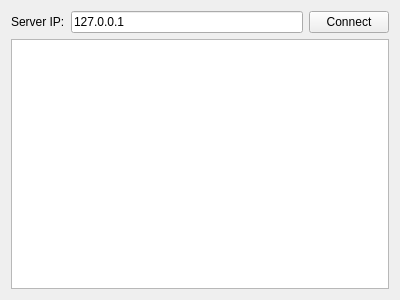
Qt form Src/ClientUI.ui (LX050724/LabelingMachine) before a commit.
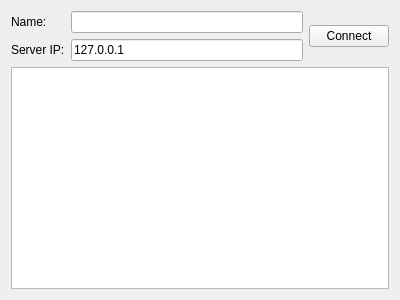
The same form after that commit.

```diff
--- a/Src/ClientUI.ui
+++ b/Src/ClientUI.ui
@@ -19,41 +19,37 @@
         <property name="windowTitle">
             <string>Client</string>
         </property>
-        <layout class="QGridLayout" name="gridLayout">
-            <item row="1" column="0">
-                <widget class="QTextBrowser" name="textBrowser">
-                    <property name="markdown">
-                        <string/>
-                    </property>
-                    <property name="html">
-                        <string>&lt;!DOCTYPE HTML PUBLIC &quot;-//W3C//DTD HTML 4.0//EN&quot; &quot;http://www.w3.org/TR/REC-html40/strict.dtd&quot;&gt;
-                            &lt;html&gt;&lt;head&gt;&lt;meta name=&quot;qrichtext&quot; content=&quot;1&quot; /&gt;&lt;style
-                            type=&quot;text/css&quot;&gt;
-                            p, li { white-space: pre-wrap; }
-                            &lt;/style&gt;&lt;/head&gt;&lt;body style=&quot; font-family:'Ubuntu'; font-size:11pt;
-                            font-weight:400; font-style:normal;&quot;&gt;
-                            &lt;p style=&quot;-qt-paragraph-type:empty; margin-top:0px; margin-bottom:0px;
-                            margin-left:0px; margin-right:0px; -qt-block-indent:0; text-indent:0px;&quot;&gt;&lt;br /&gt;&lt;/p&gt;&lt;/body&gt;&lt;/html&gt;
-                        </string>
-                    </property>
-                </widget>
-            </item>
+  <layout class="QGridLayout" name="gridLayout_2">
             <item row="0" column="0">
                 <layout class="QHBoxLayout" name="horizontalLayout">
                     <item>
+      <layout class="QGridLayout" name="gridLayout">
+       <item row="0" column="0">
+        <widget class="QLabel" name="label_2">
+         <property name="text">
+          <string>Name:</string>
+         </property>
+        </widget>
+       </item>
+       <item row="0" column="1">
+        <widget class="QLineEdit" name="nameEdit"/>
+       </item>
+       <item row="1" column="0">
                         <widget class="QLabel" name="label">
                             <property name="text">
                                 <string>Server IP:</string>
                             </property>
                         </widget>
                     </item>
-                    <item>
-                        <widget class="QLineEdit" name="lineEdit">
+       <item row="1" column="1">
+        <widget class="QLineEdit" name="addrEdit">
                             <property name="text">
                                 <string>127.0.0.1</string>
                             </property>
                         </widget>
                     </item>
+      </layout>
+     </item>
                     <item>
                         <widget class="QPushButton" name="pushButton">
                             <property name="text">
@@ -63,6 +59,25 @@
                     </item>
                 </layout>
             </item>
+   <item row="1" column="0">
+    <widget class="QTextBrowser" name="textBrowser">
+     <property name="markdown">
+      <string>                            
+
+                        
+
+</string>
+     </property>
+     <property name="html">
+      <string>&lt;!DOCTYPE HTML PUBLIC &quot;-//W3C//DTD HTML 4.0//EN&quot; &quot;http://www.w3.org/TR/REC-html40/strict.dtd&quot;&gt;
+&lt;html&gt;&lt;head&gt;&lt;meta name=&quot;qrichtext&quot; content=&quot;1&quot; /&gt;&lt;style type=&quot;text/css&quot;&gt;
+p, li { white-space: pre-wrap; }
+&lt;/style&gt;&lt;/head&gt;&lt;body style=&quot; font-family:'SimSun'; font-size:9pt; font-weight:400; font-style:normal;&quot;&gt;
+&lt;p style=&quot; margin-top:0px; margin-bottom:0px; margin-left:0px; margin-right:0px; -qt-block-indent:0; text-indent:0px;&quot;&gt;&lt;span style=&quot; font-family:'Ubuntu'; font-size:11pt;&quot;&gt;                            &lt;/span&gt;&lt;/p&gt;
+&lt;p style=&quot; margin-top:0px; margin-bottom:0px; margin-left:0px; margin-right:0px; -qt-block-indent:0; text-indent:0px;&quot;&gt;                        &lt;/p&gt;&lt;/body&gt;&lt;/html&gt;</string>
+     </property>
+    </widget>
+   </item>
         </layout>
     </widget>
     <resources/>
```
Left out of the diff: 2 changed lines with no effect on the pictures. Lines whose indentation alone changed are shown as unchanged.
